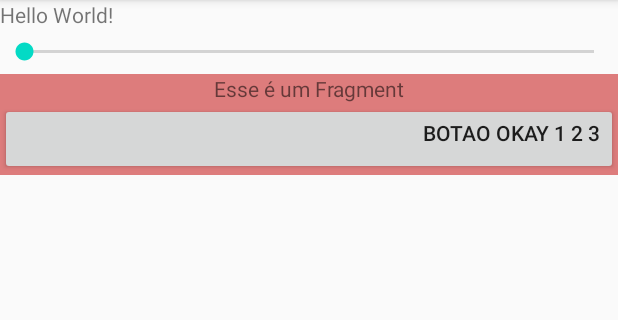
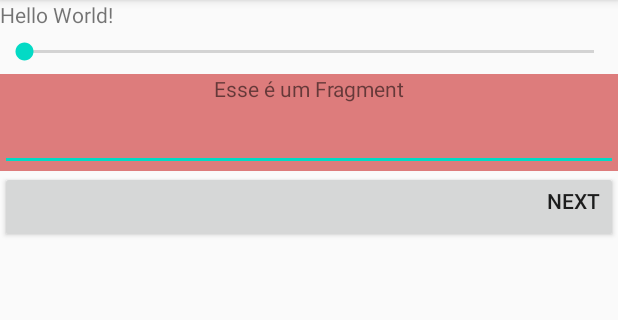
Before and after one commit to prof-valmor/otes06-2020.01, an Android app: the screen it shows after launch (MainActivity), on a phone screen of 412 x 824 dp, the part 84-404 px from its top. Run offline under Robolectric (Android 15) with nearby library versions, the phone set to English and light mode, and no system bars; libraries missing offline, so code that uses them is left out: br.udesc.modelo.

Commit message:
Atualizando para atender o solicitado na Atividade Complementar do dia 16.

```diff
--- a/FragmentsApp/app/src/main/java/br/udesc/fragmentsapp/MainActivity.java
+++ b/FragmentsApp/app/src/main/java/br/udesc/fragmentsapp/MainActivity.java
@@ -7,10 +7,21 @@ import androidx.fragment.app.FragmentTransaction;
 
 import android.os.Bundle;
 import android.util.Log;
+import android.view.View;
+import android.widget.Button;
 import android.widget.SeekBar;
+
+import br.udesc.modelo.Cliente;
 
 public class MainActivity extends AppCompatActivity {
     private static final String TAG = MainActivity.class.getSimpleName();
+
+    private SeekBar bar;
+
+    public void setBar(int progress) {
+        bar.setProgress(progress);
+    }
+
     @Override
     protected void onCreate(Bundle savedInstanceState) {
         super.onCreate(savedInstanceState);
@@ -21,8 +32,8 @@ public class MainActivity extends AppCompatActivity {
         ft.add(R.id.frame1, new TextFragment());
         ft.commit();
         //
-        SeekBar seekBar = findViewById(R.id.seek1);
-        seekBar.setOnSeekBarChangeListener(new SeekBar.OnSeekBarChangeListener() {
+        bar = findViewById(R.id.seek1);
+        bar.setOnSeekBarChangeListener(new SeekBar.OnSeekBarChangeListener() {
             @Override
             public void onProgressChanged(SeekBar seekBar, int progress, boolean b) {
                 Log.d(TAG, "onProgressChanged: " + progress + " bool: " + b);
@@ -58,6 +69,18 @@ public class MainActivity extends AppCompatActivity {
             }
         });
 
-
+        //
+        Button btNext = findViewById(R.id.btNext);
+        btNext.setOnClickListener(new View.OnClickListener() {
+            @Override
+            public void onClick(View view) {
+                int progress = bar.getProgress();
+                progress++;
+                if(progress > bar.getMax()) {
+                    progress = 0;
+                }
+                bar.setProgress(progress);
+            }
+        });
     }
 }
--- a/FragmentsApp/app/src/main/java/br/udesc/fragmentsapp/TextFragment.java
+++ b/FragmentsApp/app/src/main/java/br/udesc/fragmentsapp/TextFragment.java
@@ -2,58 +2,29 @@ package br.udesc.fragmentsapp;
 
 import android.os.Bundle;
 
+import androidx.annotation.Nullable;
 import androidx.fragment.app.Fragment;
 
 import android.view.LayoutInflater;
 import android.view.View;
 import android.view.ViewGroup;
+import android.widget.Button;
+import android.widget.EditText;
+
+import br.udesc.modelo.Cliente;
 
 /**
  * A simple {@link Fragment} subclass.
- * Use the {@link TextFragment#newInstance} factory method to
  * create an instance of this fragment.
  */
 public class TextFragment extends Fragment {
 
-//    // TODO: Rename parameter arguments, choose names that match
-//    // the fragment initialization parameters, e.g. ARG_ITEM_NUMBER
-//    private static final String ARG_PARAM1 = "param1";
-//    private static final String ARG_PARAM2 = "param2";
-//
-//    // TODO: Rename and change types of parameters
-//    private String mParam1;
-//    private String mParam2;
+    EditText edtNome;
 
     public TextFragment() {
         // Required empty public constructor
     }
 
-//    /**
-//     * Use this factory method to create a new instance of
-//     * this fragment using the provided parameters.
-//     *
-//     * @param param1 Parameter 1.
-//     * @param param2 Parameter 2.
-//     * @return A new instance of fragment TextFragment.
-//     */
-//    // TODO: Rename and change types and number of parameters
-//    public static TextFragment newInstance(String param1, String param2) {
-//        TextFragment fragment = new TextFragment();
-//        Bundle args = new Bundle();
-//        args.putString(ARG_PARAM1, param1);
-//        args.putString(ARG_PARAM2, param2);
-//        fragment.setArguments(args);
-//        return fragment;
-//    }
-//
-//    @Override
-//    public void onCreate(Bundle savedInstanceState) {
-//        super.onCreate(savedInstanceState);
-//        if (getArguments() != null) {
-//            mParam1 = getArguments().getString(ARG_PARAM1);
-//            mParam2 = getArguments().getString(ARG_PARAM2);
-//        }
-//    }
 
     @Override
     public View onCreateView(LayoutInflater inflater, ViewGroup container,
@@ -61,4 +32,25 @@ public class TextFragment extends Fragment {
         // Inflate the layout for this fragment
         return inflater.inflate(R.layout.fragment_text, container, false);
     }
+
+    @Override
+    public void onActivityCreated(@Nullable Bundle savedInstanceState) {
+        super.onActivityCreated(savedInstanceState);
+        edtNome = getView().findViewById(R.id.edtNome);
+
+        edtNome.setOnFocusChangeListener(new View.OnFocusChangeListener() {
+            @Override
+            public void onFocusChange(View view, boolean b) {
+                edtNome.setText("");
+            }
+        });
+
+    }
+
+    @Override
+    public void onDestroyView() {
+        //
+        Cliente.getInstance().setNome(edtNome.getText().toString());
+        super.onDestroyView();
+    }
 }
--- a/FragmentsApp/app/src/main/res/layout/activity_main.xml
+++ b/FragmentsApp/app/src/main/res/layout/activity_main.xml
@@ -19,20 +19,15 @@
         android:max="2"
         android:progress="0" />
 
-<!--    <fragment-->
-<!--    android:layout_width="match_parent"-->
-<!--    android:layout_height="wrap_content"-->
-<!--    android:id="@+id/fragText"-->
-<!--    android:name="br.udesc.fragmentsapp.TextFragment"/>-->
-
     <FrameLayout
         android:layout_width="match_parent"
         android:layout_height="wrap_content"
         android:id="@+id/frame1"/>
-
-<!--    <FrameLayout-->
-<!--        android:layout_width="match_parent"-->
-<!--        android:layout_height="wrap_content"-->
-<!--        android:id="@+id/frame2"/>-->
+    <Button
+        android:layout_width="match_parent"
+        android:layout_height="wrap_content"
+        android:id="@+id/btNext"
+        android:gravity="right"
+        android:text="Next"/>
 
 </LinearLayout>
--- a/FragmentsApp/app/src/main/res/layout/fragment_text.xml
+++ b/FragmentsApp/app/src/main/res/layout/fragment_text.xml
@@ -12,10 +12,10 @@
         android:gravity="center"
         android:text="Esse é um Fragment" />
 
-    <Button
-        android:id="@+id/btOkay"
+    <EditText
+        android:id="@+id/edtNome"
         android:layout_width="match_parent"
         android:layout_height="wrap_content"
-        android:gravity="right"
-        android:text="botao Okay 1 2 3" />
+        android:text="Digite o Nome" />
+
 </LinearLayout>
```
Also changed, not shown: FragmentsApp/app/src/main/java/br/udesc/fragmentsapp/Fragment2.java (+24 -36 lines), FragmentsApp/app/src/main/java/br/udesc/fragmentsapp/Fragment3.java (+31 -37 lines), FragmentsApp/app/src/main/res/layout/fragment_2.xml (+19 -4 lines), FragmentsApp/app/src/main/res/layout/fragment_3.xml (+5 -8 lines).
